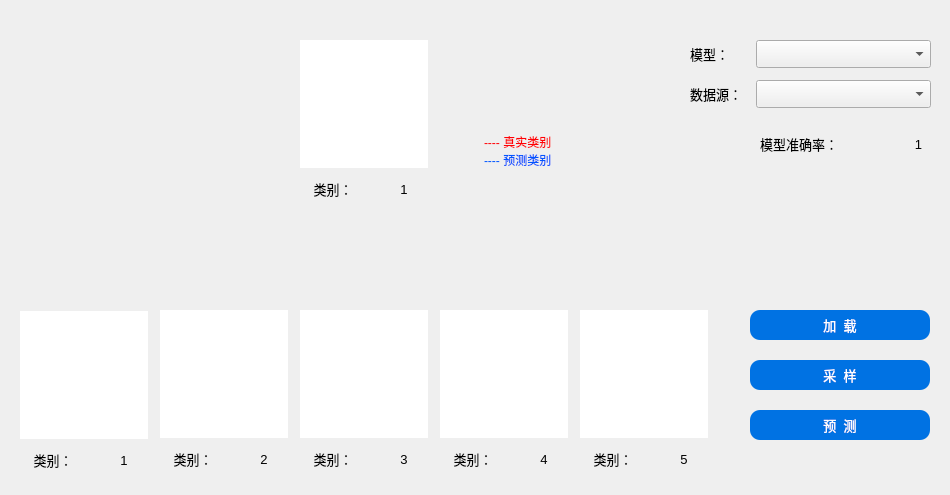
First picture: the form in ui/main.ui, repository zimufengyan/FewShot-fiveone-GUI, before the edit.
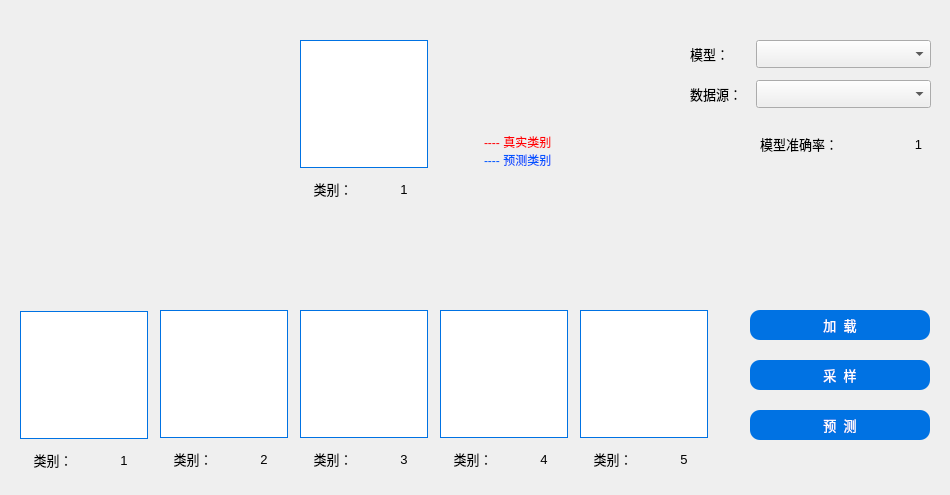
Second picture: the form after the edit.

Patch:
```diff
--- a/ui/main.ui
+++ b/ui/main.ui
@@ -57,7 +57,8 @@
         </size>
        </property>
        <property name="styleSheet">
-        <string notr="true">background-color:white</string>
+        <string notr="true">background-color:white;
+border:1px solid  #0072E3</string>
        </property>
        <property name="text">
         <string/>
@@ -161,7 +162,8 @@
         </size>
        </property>
        <property name="styleSheet">
-        <string notr="true">background-color:white</string>
+        <string notr="true">background-color:white;
+border:1px solid  #0072E3</string>
        </property>
        <property name="text">
         <string/>
@@ -265,7 +267,8 @@
         </size>
        </property>
        <property name="styleSheet">
-        <string notr="true">background-color:white</string>
+        <string notr="true">background-color:white;
+border:1px solid  #0072E3</string>
        </property>
        <property name="text">
         <string/>
@@ -369,7 +372,8 @@
         </size>
        </property>
        <property name="styleSheet">
-        <string notr="true">background-color:white</string>
+        <string notr="true">background-color:white;
+border:1px solid  #0072E3</string>
        </property>
        <property name="text">
         <string/>
@@ -473,7 +477,8 @@
         </size>
        </property>
        <property name="styleSheet">
-        <string notr="true">background-color:white</string>
+        <string notr="true">background-color:white;
+border:1px solid  #0072E3</string>
        </property>
        <property name="text">
         <string/>
@@ -564,6 +569,12 @@
     <layout class="QVBoxLayout" name="verticalLayout">
      <item>
       <widget class="QLabel" name="imgLabel_1">
+       <property name="sizePolicy">
+        <sizepolicy hsizetype="Minimum" vsizetype="Preferred">
+         <horstretch>0</horstretch>
+         <verstretch>0</verstretch>
+        </sizepolicy>
+       </property>
        <property name="minimumSize">
         <size>
          <width>128</width>
@@ -577,7 +588,8 @@
         </size>
        </property>
        <property name="styleSheet">
-        <string notr="true">background-color:white</string>
+        <string notr="true">background-color:white;
+border:1px solid  #0072E3</string>
        </property>
        <property name="text">
         <string/>
```
